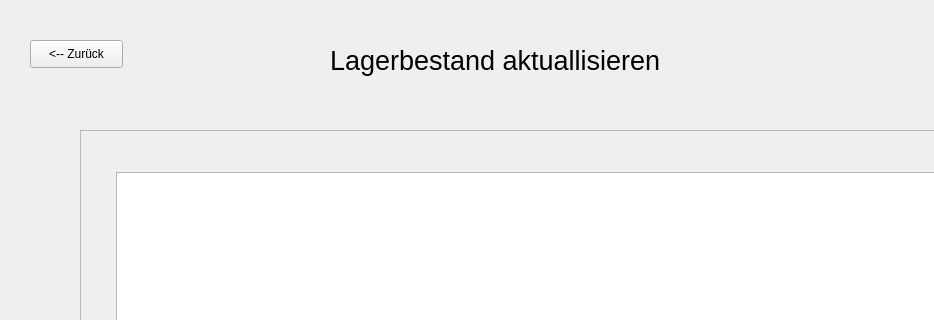
Before: the Qt Designer form src/ui/lieferung_gui.ui in TGM-HWI-SWP/lagerverwaltung-supermarkt-4b, drawn with Qt 5; both pictures show x 0 to 934 and y 0 to 320 of the 1108 by 839 pixel window.
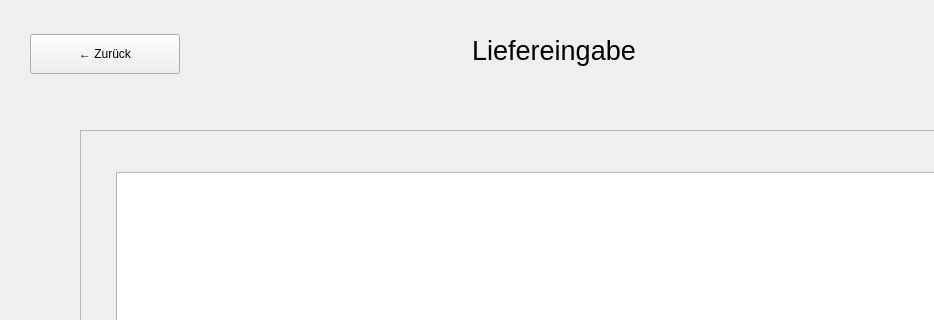
After: the same form once the commit is applied.

Diff of the .ui file:
```diff
--- a/src/ui/lieferung_gui.ui
+++ b/src/ui/lieferung_gui.ui
@@ -17,19 +17,22 @@
    <widget class="QLabel" name="label">
     <property name="geometry">
      <rect>
-      <x>330</x>
-      <y>40</y>
-      <width>401</width>
-      <height>41</height>
+      <x>304</x>
+      <y>20</y>
+      <width>500</width>
+      <height>60</height>
      </rect>
     </property>
+    <property name="alignment">
+     <set>Qt::AlignCenter</set>
+    </property>
     <property name="font">
      <font>
       <pointsize>20</pointsize>
      </font>
     </property>
     <property name="text">
-     <string>Lagerbestand aktuallisieren </string>
+     <string>Liefereingabe</string>
     </property>
    </widget>
    <widget class="QScrollArea" name="scrollArea">
@@ -69,13 +72,13 @@
     <property name="geometry">
      <rect>
       <x>30</x>
-      <y>40</y>
-      <width>93</width>
-      <height>28</height>
+      <y>34</y>
+      <width>150</width>
+      <height>40</height>
      </rect>
     </property>
     <property name="text">
-     <string>&lt;-- Zurück</string>
+     <string>← Zurück</string>
     </property>
    </widget>
   </widget>
```
Left out of the diff: 4 changed lines with no effect on the pictures.
